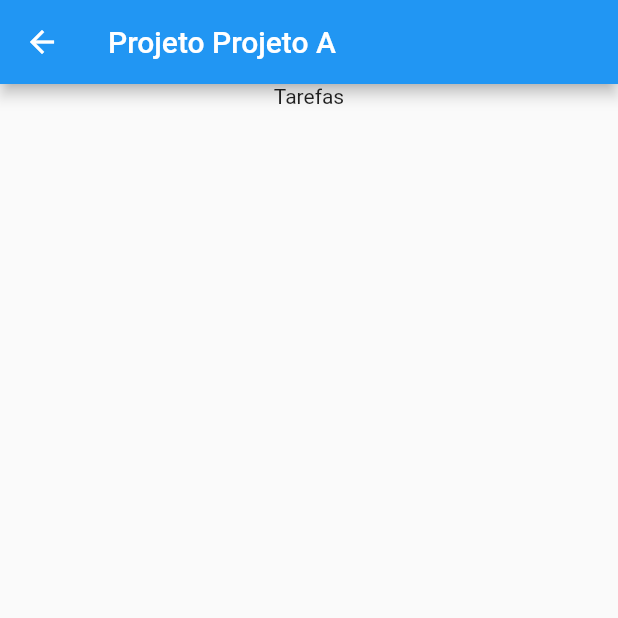
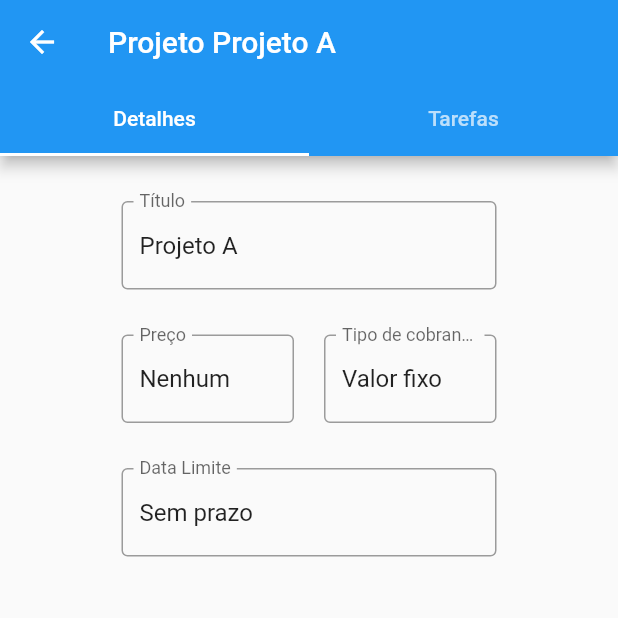
Before and after one commit to diegoufba/Time-Tracker, a Flutter app: the screen it shows after launch, after a tap on "Adicionar Projeto", after a tap on "Projeto A", on a phone screen of 412 x 824 dp, the top half of it. Run offline on Flutter 3.47's test engine with Material 2 defaults, Android fonts, the phone set to English and light mode, and no system bars; our stand-ins replace flutter_riverpod.

Commit message:
Edit Project Details Page

```diff
--- a/time_tracker/lib/model/project.dart
+++ b/time_tracker/lib/model/project.dart
@@ -2,7 +2,7 @@ import 'package:time_tracker/model/task.dart';
 
 class Project{
    String _name;
-   double? _price;
+   double _price = 0;
    DateTime? _deliveryDate;
    DateTime? _deadlineDate;
    double? _spentTime;
@@ -14,7 +14,7 @@ class Project{
   Project(this._name, double? price, this._deliveryDate,
   this._deadlineDate, double? spentTime, this._estimatedTime,
   bool? finished, bool? hourlyRate, List<Task>? tasks){
-    _price = price ?? 0;
+    _price = price ?? _price;
     _spentTime = spentTime ?? 0;
     _finished = finished ?? _finished;
     _hourlyRate = hourlyRate ?? _finished;
@@ -35,6 +35,20 @@ class Project{
 
   String get name => _name;
 
-   List<Task> get tasks => _tasks;
+  List<Task> get tasks => _tasks;
+
+  double? get price => _price;
+
+  DateTime? get deliveryDate => _deliveryDate;
+
+  DateTime? get deadlineDate => _deadlineDate;
+
+  double? get spentTime => _spentTime;
+
+  double? get estimatedTime => _estimatedTime;
+
+  bool get finished => _finished;
+
+  bool get hourlyRate => _hourlyRate;
 
 }
--- a/time_tracker/lib/screens/projectDetails.dart
+++ b/time_tracker/lib/screens/projectDetails.dart
@@ -4,15 +4,120 @@ import 'package:flutter_riverpod/flutter_riverpod.dart';
 import 'package:time_tracker/screens/taskDetails.dart';
 
 class ProjectDetailsScreen extends ConsumerWidget {
-  const ProjectDetailsScreen({super.key, required this.project});
+   ProjectDetailsScreen({super.key, required this.project});
   final Project project;
+
+  bool editProjectDetails = false;
 
   @override
   Widget build(BuildContext context, WidgetRef ref) {
-    return Scaffold(
-      appBar: AppBar(title: Text("Projeto ${project.name}")),
-      body: Column(children: [
-        const Text("Tarefas"),
+    return DefaultTabController(
+      length: 2,
+      child: Scaffold(
+          appBar: AppBar(
+              title: Text("Projeto ${project.name}"),
+              bottom: const TabBar(tabs: [
+                Tab(
+                  child: Text("Detalhes"),
+                ),
+                Tab(child: Text("Tarefas"))
+              ])),
+          body: SizedBox(
+            width: MediaQuery.of(context).size.width,
+            height: MediaQuery.of(context).size.height,
+            child: Column(children: [
+              Expanded(
+                child: TabBarView(children: [
+                  //--------------------------
+                  // TAB DE DETALHES DO PROJETO
+                  //--------------------------
+                  Center(
+                    child: Column(
+                      children: [
+                        const SizedBox(height: 30),
+                        SizedBox(
+                            width: 250,
+                            child: TextField(
+                                readOnly: !editProjectDetails,
+                                controller: TextEditingController(text: project.name),
+                                decoration: const InputDecoration(
+                                border: OutlineInputBorder(),
+                                labelText: 'Título',
+                        ))),
+
+                        const SizedBox(height: 30),
+                        Row(
+                          mainAxisAlignment: MainAxisAlignment.center,
+                          children: [
+                            SizedBox(
+                                width: 115,
+                                child: TextField(
+                                    readOnly: !editProjectDetails,
+                                    controller: TextEditingController(text: project.price != 0?
+                                     "R\$ ${project.price.toString()}" : "Nenhum"),
+                                    decoration: const InputDecoration(
+                                    border: OutlineInputBorder(),
+                                    labelText: 'Preço',
+                            ))),
+                            const SizedBox(width: 20),
+                             SizedBox(
+                                width: 115,
+                                child: TextField(
+                                    readOnly: !editProjectDetails,
+                                    controller: TextEditingController(text: project.hourlyRate? "Por horas" : "Valor fixo"),
+                                    decoration: const InputDecoration(
+                                    border: OutlineInputBorder(),
+                                    labelText: 'Tipo de cobrança',
+                            ))),
+                          ],
+                        ),
+
+                        const SizedBox(height: 30),
+                        SizedBox(
+                            width: 250,
+                            child: TextField(
+                                readOnly: !editProjectDetails,
+                                controller: TextEditingController(
+                                    text: project.deadlineDate != null
+                                        ? project.deadlineDate.toString()
+                                        : "Sem prazo"),
+                                decoration: const InputDecoration(
+                                border: OutlineInputBorder(),
+                                labelText: 'Data Limite',
+                        ))),
+
+                        if(project.finished) ... [
+                          const SizedBox(height: 30),
+                          SizedBox(
+                              width: 250,
+                              child: TextField(
+                                  readOnly: !editProjectDetails,
+                                  controller: TextEditingController(
+                                      text: project.deliveryDate.toString()),
+                                  decoration: const InputDecoration(
+                                  border: OutlineInputBorder(),
+                                  labelText: 'Data Entrega',
+                          ))),
+                          const SizedBox(height: 30),
+                          SizedBox(
+                              width: 250,
+                              child: TextField(
+                                  readOnly: !editProjectDetails,
+                                  controller: TextEditingController(
+                                      text: project.spentTime != null? "${project.spentTime.toString()} horas" : "Nenhum"),
+                                  decoration: const InputDecoration(
+                                  border: OutlineInputBorder(),
+                                  labelText: 'Tempo gasto',
+                          ))),
+                        ]
+
+                      ],
+                    ),
+                  ),
+
+                  //--------------------------
+                  // TAB DE TAREFAS DO PROJETO
+                  //--------------------------
                   ListView.builder(
                       scrollDirection: Axis.vertical,
                       shrinkWrap: true,
@@ -24,9 +129,13 @@ class ProjectDetailsScreen extends ConsumerWidget {
                                 context,
                                 MaterialPageRoute(
                                     builder: (context) => TaskDetails(
-                              task: project.tasks.elementAt(index)))));
-            })
+                                        task:
+                                            project.tasks.elementAt(index)))));
+                      }),
                 ]),
+              )
+            ]),
+          )),
     );
   }
 }
--- a/time_tracker/lib/screens/projects.dart
+++ b/time_tracker/lib/screens/projects.dart
@@ -19,7 +19,7 @@ class ProjectsScreen extends ConsumerWidget {
             itemCount: projects.length,
             itemBuilder: (context, index) {
               return ListTile(
-                  title: Text(projects.elementAt(index).name),
+                  title: Center(child: Text(projects.elementAt(index).name)),
                   onTap: (){
                         Navigator.push(
                             context,
```
Lines whose indentation alone changed are shown as unchanged.
